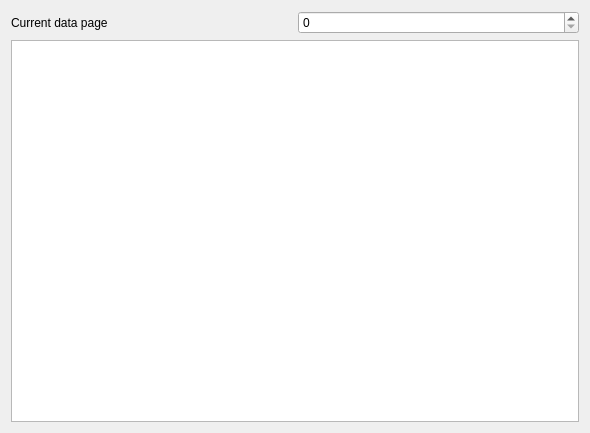
Above: uiElements/wnddatatable.ui from ARIA-Sensing-srl/ARIA_RDK before the change. Below: the same form after it.
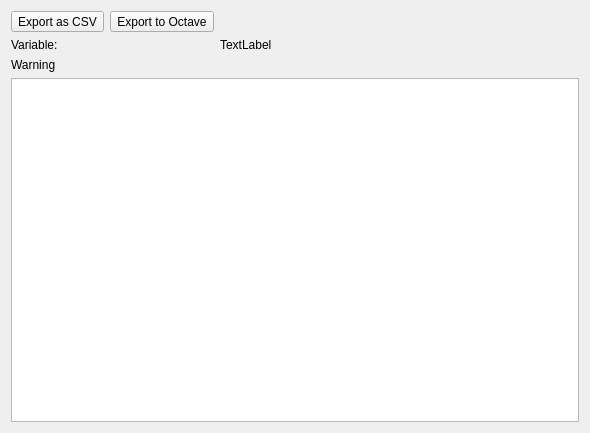
That is the form after the change.

```diff
--- a/uiElements/wnddatatable.ui
+++ b/uiElements/wnddatatable.ui
@@ -14,19 +14,44 @@
    <string>Dialog</string>
   </property>
   <layout class="QGridLayout" name="gridLayout">
-   <item row="0" column="1">
-    <widget class="QSpinBox" name="sbPage"/>
+   <item row="1" column="2">
+    <widget class="QLabel" name="leVarName">
+     <property name="text">
+      <string>TextLabel</string>
+     </property>
+    </widget>
    </item>
    <item row="0" column="0">
+    <widget class="QToolButton" name="tbExportCSV">
+     <property name="text">
+      <string>Export as CSV</string>
+     </property>
+    </widget>
+   </item>
+   <item row="2" column="0" colspan="3">
+    <widget class="QLabel" name="leWarning">
+     <property name="text">
+      <string>Warning</string>
+     </property>
+    </widget>
+   </item>
+   <item row="1" column="0">
     <widget class="QLabel" name="label">
      <property name="text">
-      <string>Current data page</string>
+      <string>Variable:</string>
      </property>
     </widget>
    </item>
-   <item row="1" column="0" colspan="2">
+   <item row="3" column="0" colspan="3">
     <widget class="QTableWidget" name="dataTable"/>
    </item>
+   <item row="0" column="1">
+    <widget class="QToolButton" name="tbExportOctave">
+     <property name="text">
+      <string>Export to Octave</string>
+     </property>
+    </widget>
+   </item>
   </layout>
  </widget>
  <resources/>
```
